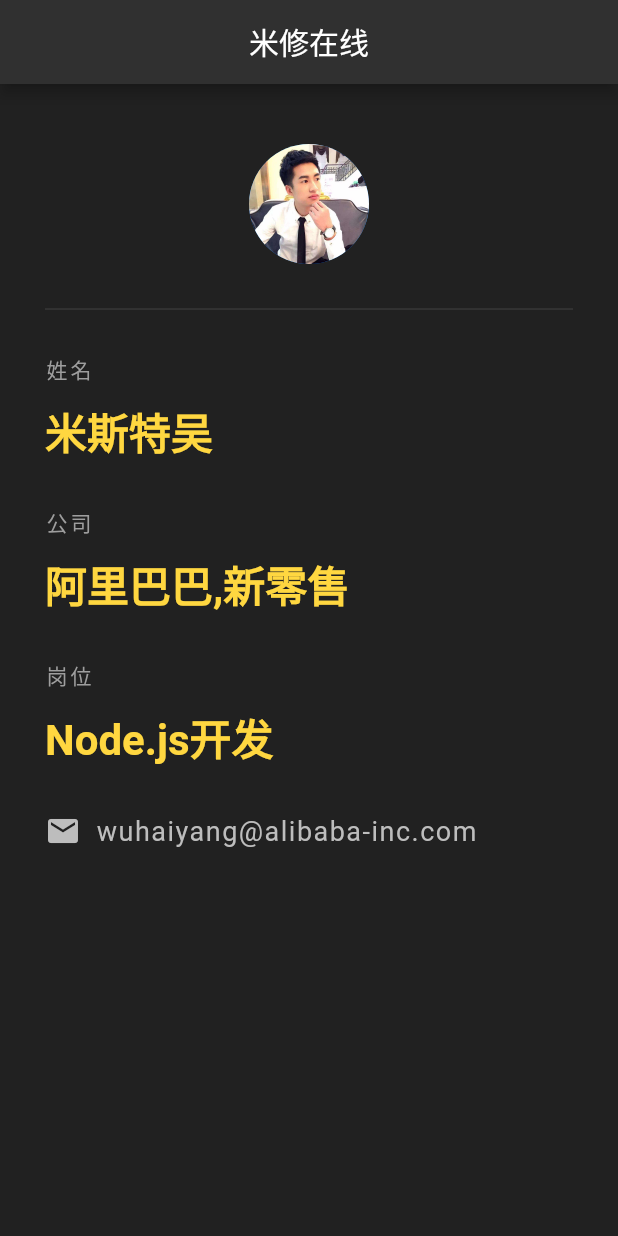
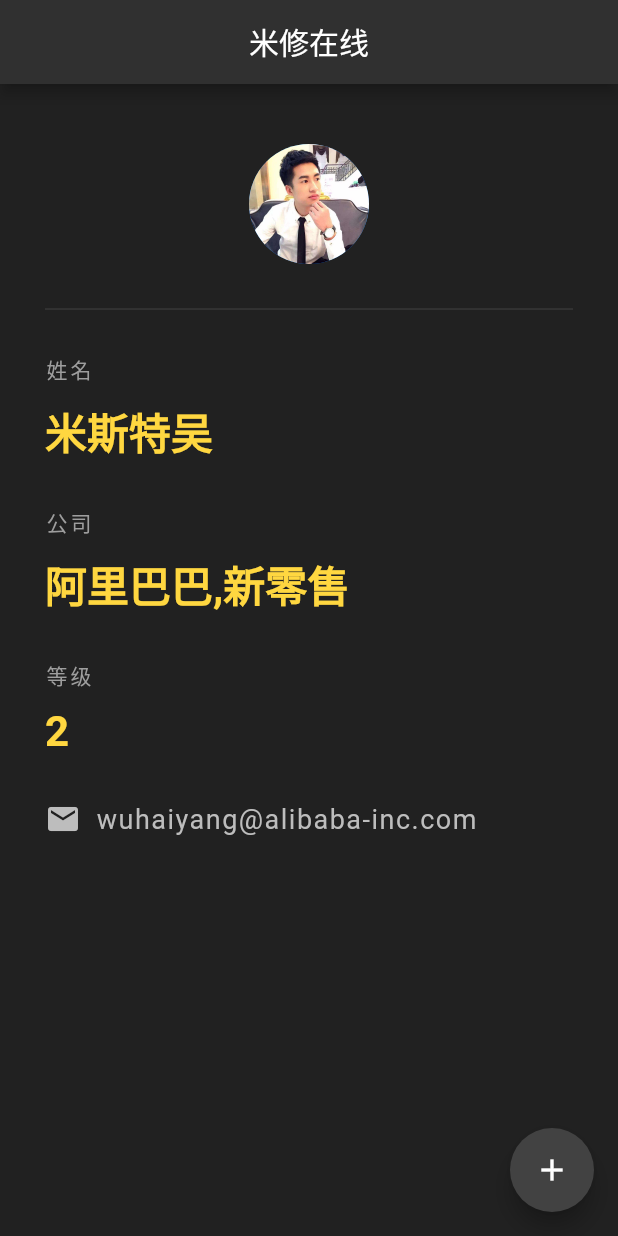
Before and after one commit to hemiahwu/flutter-basic-playlist, a Flutter app: the screen it shows after launch, on a phone screen of 412 x 824 dp. Run offline on Flutter 3.47's test engine with Material 2 defaults, Android fonts, the phone set to English and light mode, and no system bars.

Commit message:
lesson-14

```diff
--- a/lib/main.dart
+++ b/lib/main.dart
@@ -4,7 +4,13 @@ void main() => runApp(MaterialApp(
   home: Home(),
 ));
 
-class Home extends StatelessWidget {
+class Home extends StatefulWidget {
+  @override
+  _HomeState createState() => _HomeState();
+}
+
+class _HomeState extends State<Home> {
+  int level = 2;
   @override
   Widget build(BuildContext context) {
     return Scaffold(
@@ -13,6 +19,15 @@ class Home extends StatelessWidget {
         title: Text("米修在线"),
         centerTitle: true,
         backgroundColor: Colors.grey[850],
+      ),
+      floatingActionButton: FloatingActionButton(
+        onPressed: (){
+          setState(() {
+            level += 1;
+          });
+        },
+        backgroundColor: Colors.grey[800],
+        child: Icon(Icons.add),
       ),
       body: Padding(
           padding: const EdgeInsets.fromLTRB(30.0, 40.0, 30.0, 0),
@@ -53,12 +68,12 @@ class Home extends StatelessWidget {
                   fontSize: 28.0
               )),
               SizedBox(height: 30.0),
-              Text("岗位",style: TextStyle(
+              Text("等级",style: TextStyle(
                   color:Colors.grey,
                   letterSpacing: 2.0
               )),
               SizedBox(height: 10.0),
-              Text("Node.js开发",style: TextStyle(
+              Text("$level",style: TextStyle(
                   color: Colors.amberAccent[200],
                   fontWeight: FontWeight.bold,
                   fontSize: 28.0
```
